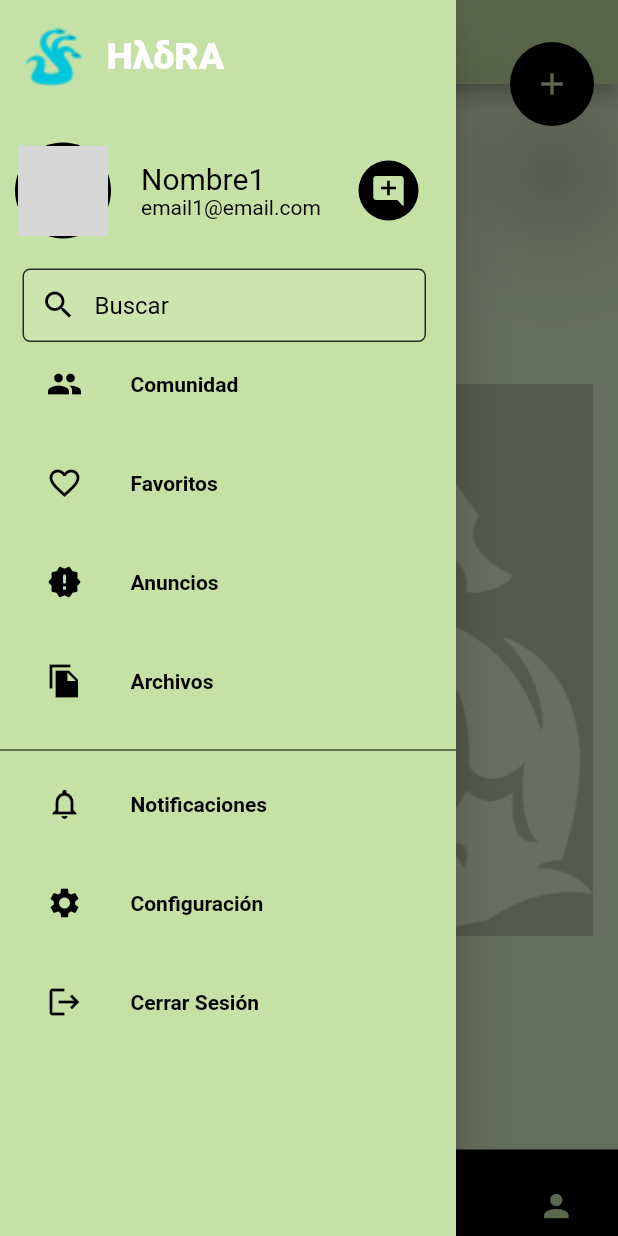
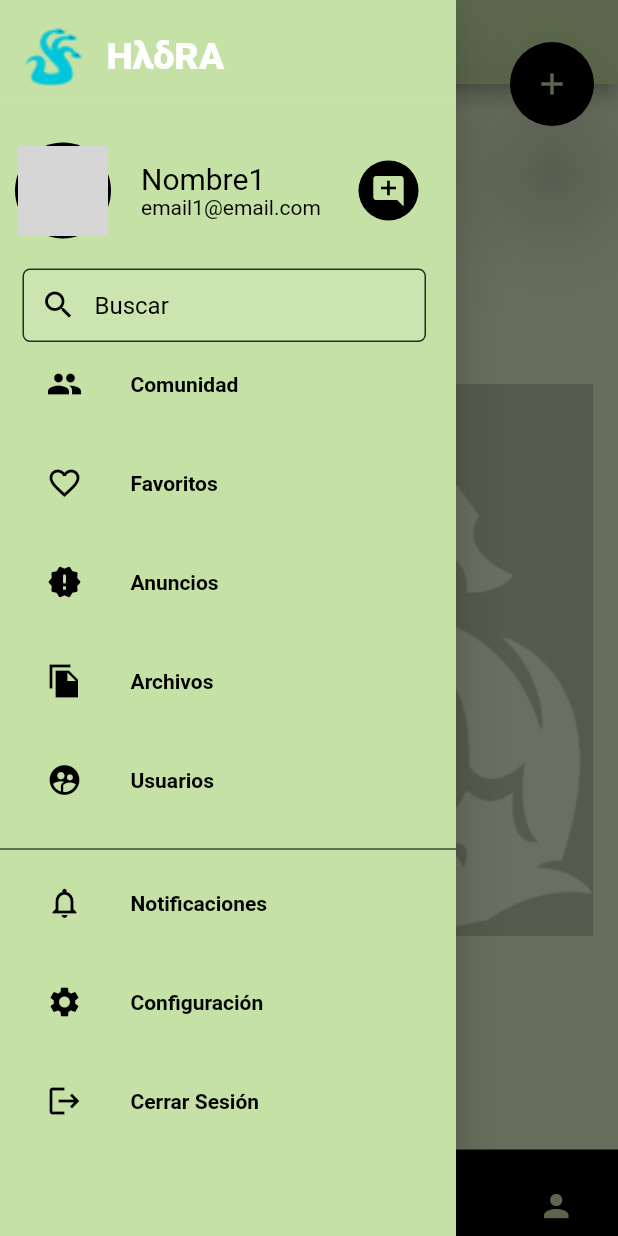
Before and after one commit to bRUNS123/hydra4, a Flutter app: the screen it shows after launch, with the side drawer open, on a phone screen of 412 x 824 dp. Run offline on Flutter 3.47's test engine with Material 2 defaults, Android fonts, the phone set to English and light mode, and no system bars; drawn by our look-alikes of curved_navigation_bar; our stand-ins replace bloc, equatable, flutter_bloc, flutter_svg, shared_preferences; network calls fail; grey boxes are pictures that could not be loaded.

Commit message:
request usuarios

```diff
--- a/lib/blocs/theme/theme_bloc.dart
+++ b/lib/blocs/theme/theme_bloc.dart
@@ -73,7 +73,7 @@ class ThemeBloc extends Bloc<ThemeEvent, ThemeState> {
             scaffoldColorDark.withOpacity(0.2), BlendMode.dstATop);
       case 'light':
         return ColorFilter.mode(
-            scaffoldColorLight!.withOpacity(0.2), BlendMode.dstATop);
+            scaffoldColorLight.withOpacity(0.2), BlendMode.dstATop);
       case 'blue':
         return ColorFilter.mode(
             scaffoldColorBlue.withOpacity(0.2), BlendMode.dstATop);
--- a/lib/constants/constants.dart
+++ b/lib/constants/constants.dart
@@ -2,5 +2,5 @@ import 'package:flutter/material.dart';
 
 const appBarColor = Colors.black87;
 var scaffoldColorDark = Colors.grey.shade900;
-var scaffoldColorLight = Colors.lightGreen[100];
+var scaffoldColorLight = const Color.fromARGB(255, 222, 240, 202);
 var scaffoldColorBlue = Colors.blueGrey;
--- a/lib/l10n/intl_en.arb
+++ b/lib/l10n/intl_en.arb
@@ -21,6 +21,6 @@
   "files": "Files",
   "notifications": "Notifications",
   "logout": "Logout",
-    "search": "Search"
-
+  "search": "Search",
+  "users": "Users"
 }
--- a/lib/l10n/intl_es.arb
+++ b/lib/l10n/intl_es.arb
@@ -21,7 +21,6 @@
   "files": "Archivos",
   "notifications": "Notificaciones",
   "logout": "Cerrar Sesión",
-    "search": "Buscar"
-
-
+  "search": "Buscar",
+  "users": "Usuarios"
 }
--- a/lib/widgets/maindrawer/main_drawer.dart
+++ b/lib/widgets/maindrawer/main_drawer.dart
@@ -1,7 +1,5 @@
 import 'package:flutter/material.dart';
-
-import '../../screens/community/community_page.dart';
-import '../../screens/favorites/favorite_page.dart';
+import 'package:hydra/screens/screens.dart';
 
 import '../../widgets/maindrawer/widgets/build_search.dart';
 import '../../widgets/maindrawer/widgets/draw_header.dart';
@@ -49,23 +47,28 @@ class MainDrawWidget extends StatelessWidget {
             icon: (Icons.file_copy_sharp),
             onClicked: () => selectedPage(context, 3),
           ),
+          BuildMenuItem(
+            text: S.of(context).users,
+            icon: (Icons.supervised_user_circle_sharp),
+            onClicked: () => selectedPage(context, 4),
+          ),
           Divider(
             color: Theme.of(context).colorScheme.secondary,
           ),
           BuildMenuItem(
             text: S.of(context).notifications,
             icon: (Icons.notifications_outlined),
-            onClicked: () => selectedPage(context, 4),
+            onClicked: () => selectedPage(context, 5),
           ),
           BuildMenuItem(
             text: S.of(context).settings,
             icon: (Icons.settings),
-            onClicked: () => selectedPage(context, 5),
+            onClicked: () => selectedPage(context, 6),
           ),
           BuildMenuItem(
             text: S.of(context).logout,
             icon: (Icons.logout),
-            onClicked: () => selectedPage(context, 6),
+            onClicked: () => selectedPage(context, 7),
           ),
         ],
       ),
@@ -83,5 +86,8 @@ void selectedPage(BuildContext context, int index) {
     case 1:
       Navigator.of(context).pushNamed(FavoritePage.routeName);
       break;
+    case 4:
+      Navigator.of(context).pushNamed(UsersScreen.routeName);
+      break;
   }
 }
```
Also changed, not shown: lib/routes/route_generator.dart (+3 -9 lines), lib/screens/screens.dart (added, +10 -0 lines), lib/screens/users/users_screen.dart (added, +56 -0 lines), pubspec.yaml (+2 -8 lines), lib/generated/intl/messages_en.dart, lib/generated/intl/messages_es.dart, lib/generated/l10n.dart, pubspec.lock, 1 other file. Lines whose indentation alone changed are shown as unchanged.
